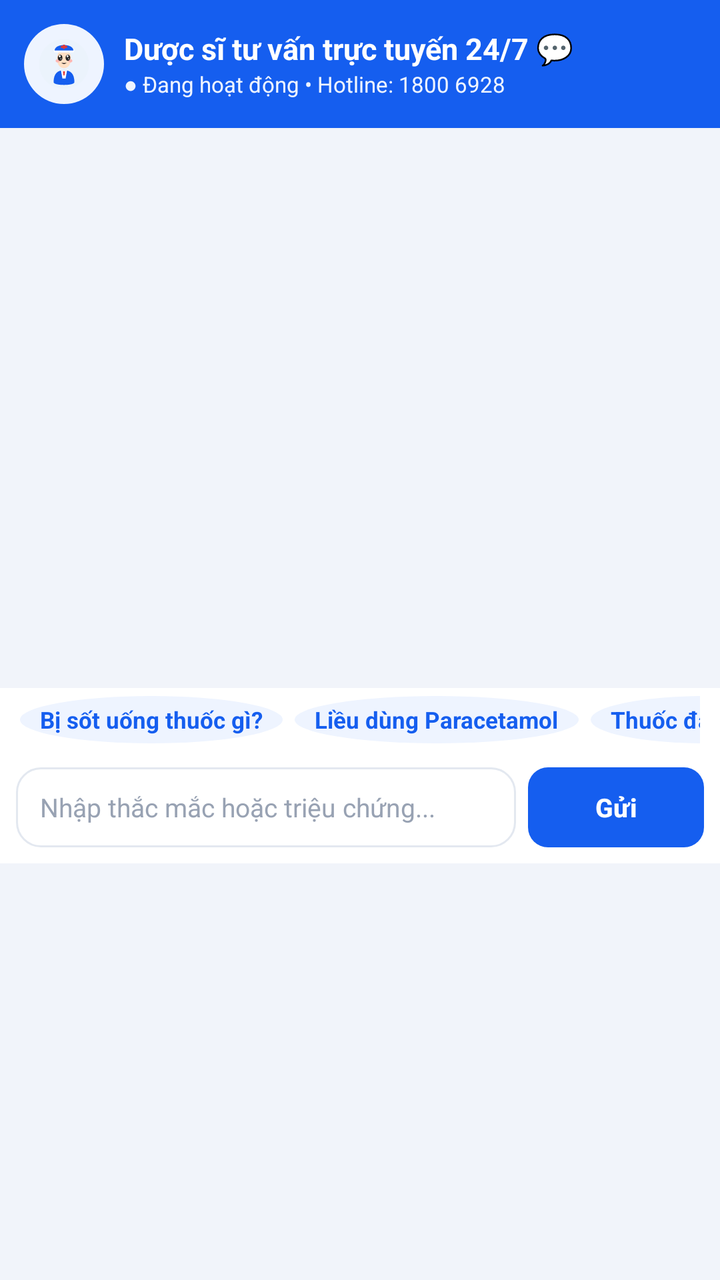
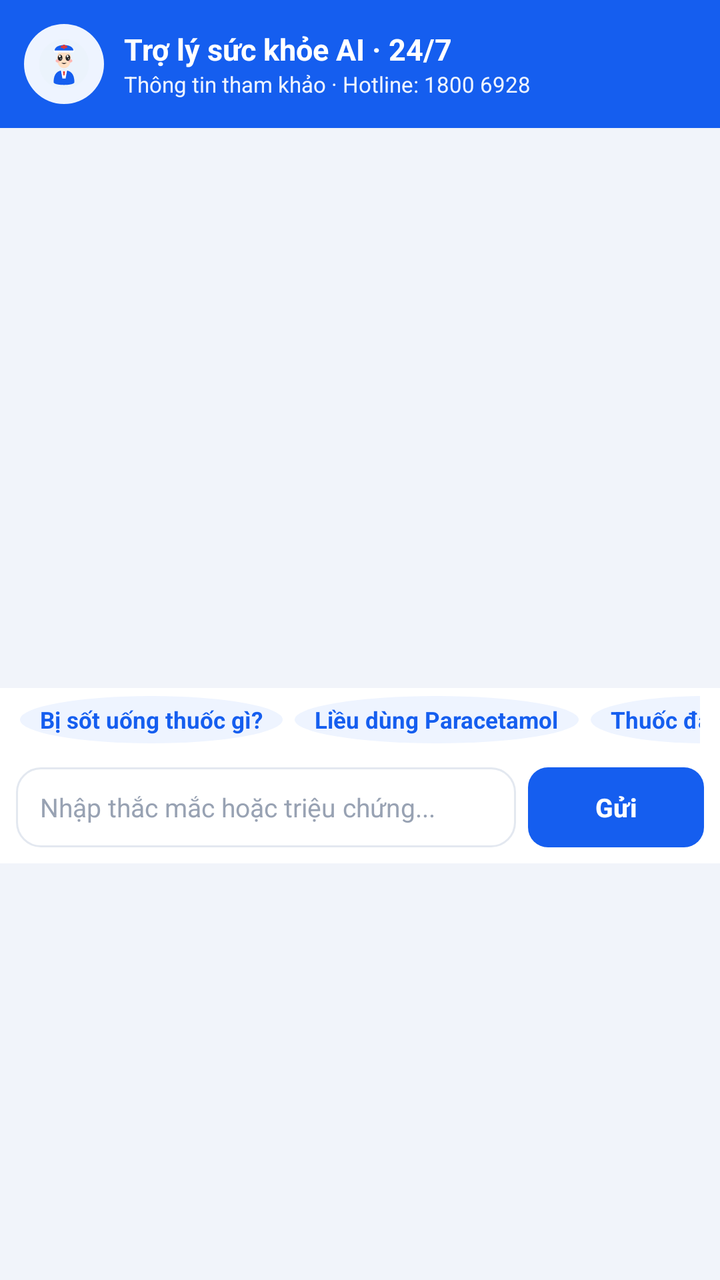

An Android layout rendered at two revisions. The XML below is the earlier revision; the diff shows what the commit changed to produce the second picture.
<!-- AndroidManifest.xml: application theme Theme.Appnhathuoc -->
<!-- res/layout/dialog_pharmacist_chat.xml -->
<?xml version="1.0" encoding="utf-8"?>
<LinearLayout xmlns:android="http://schemas.android.com/apk/res/android"
    xmlns:app="http://schemas.android.com/apk/res-auto"
    android:layout_width="match_parent"
    android:layout_height="wrap_content"
    android:background="@color/bg_light"
    android:orientation="vertical">

    
    <LinearLayout
        android:layout_width="match_parent"
        android:layout_height="wrap_content"
        android:background="@color/primary"
        android:gravity="center_vertical"
        android:orientation="horizontal"
        android:padding="12dp">

        <FrameLayout
            android:layout_width="40dp"
            android:layout_height="40dp"
            android:background="@drawable/bg_category_icon">

            <ImageView
                android:layout_width="26dp"
                android:layout_height="26dp"
                android:layout_gravity="center"
                android:contentDescription="Pharmacist Mascot"
                android:src="@drawable/ic_pharmacist_mascot" />
        </FrameLayout>

        <LinearLayout
            android:layout_width="0dp"
            android:layout_height="wrap_content"
            android:layout_marginStart="10dp"
            android:layout_weight="1"
            android:orientation="vertical">

            <TextView
                android:layout_width="wrap_content"
                android:layout_height="wrap_content"
                android:text="Dược sĩ tư vấn trực tuyến 24/7 💬"
                android:textColor="@color/white"
                android:textSize="15sp"
                android:textStyle="bold" />

            <TextView
                android:layout_width="wrap_content"
                android:layout_height="wrap_content"
                android:text="● Đang hoạt động • Hotline: 1800 6928"
                android:textColor="@color/primary_light"
                android:textSize="11sp" />
        </LinearLayout>
    </LinearLayout>

    
    <ScrollView
        android:id="@+id/scroll_chat_history"
        android:layout_width="match_parent"
        android:layout_height="280dp"
        android:fillViewport="true"
        android:padding="12dp">

        <LinearLayout
            android:id="@+id/layout_chat_messages"
            android:layout_width="match_parent"
            android:layout_height="wrap_content"
            android:orientation="vertical" />
    </ScrollView>

    
    <HorizontalScrollView
        android:layout_width="match_parent"
        android:layout_height="wrap_content"
        android:background="@color/white"
        android:paddingHorizontal="10dp"
        android:paddingVertical="4dp"
        android:scrollbars="none">

        <LinearLayout
            android:layout_width="wrap_content"
            android:layout_height="wrap_content"
            android:orientation="horizontal">

            <TextView
                android:id="@+id/chip_chat_sot"
                android:layout_width="wrap_content"
                android:layout_height="wrap_content"
                android:layout_marginEnd="6dp"
                android:background="@drawable/bg_category_icon"
                android:paddingHorizontal="10dp"
                android:paddingVertical="4dp"
                android:text="Bị sốt uống thuốc gì?"
                android:textColor="@color/primary"
                android:textSize="11.5sp"
                android:textStyle="bold" />

            <TextView
                android:id="@+id/chip_chat_paracetamol"
                android:layout_width="wrap_content"
                android:layout_height="wrap_content"
                android:layout_marginEnd="6dp"
                android:background="@drawable/bg_category_icon"
                android:paddingHorizontal="10dp"
                android:paddingVertical="4dp"
                android:text="Liều dùng Paracetamol"
                android:textColor="@color/primary"
                android:textSize="11.5sp"
                android:textStyle="bold" />

            <TextView
                android:id="@+id/chip_chat_daday"
                android:layout_width="wrap_content"
                android:layout_height="wrap_content"
                android:layout_marginEnd="6dp"
                android:background="@drawable/bg_category_icon"
                android:paddingHorizontal="10dp"
                android:paddingVertical="4dp"
                android:text="Thuốc đau dạ dày"
                android:textColor="@color/primary"
                android:textSize="11.5sp"
                android:textStyle="bold" />

            <TextView
                android:id="@+id/chip_chat_vitaminc"
                android:layout_width="wrap_content"
                android:layout_height="wrap_content"
                android:background="@drawable/bg_category_icon"
                android:paddingHorizontal="10dp"
                android:paddingVertical="4dp"
                android:text="Cách uống Vitamin C"
                android:textColor="@color/primary"
                android:textSize="11.5sp"
                android:textStyle="bold" />
        </LinearLayout>
    </HorizontalScrollView>

    
    <LinearLayout
        android:layout_width="match_parent"
        android:layout_height="wrap_content"
        android:background="@color/white"
        android:gravity="center_vertical"
        android:orientation="horizontal"
        android:padding="8dp">

        <EditText
            android:id="@+id/et_chat_input"
            android:layout_width="0dp"
            android:layout_height="40dp"
            android:layout_weight="1"
            android:background="@drawable/bg_search_box"
            android:hint="Nhập thắc mắc hoặc triệu chứng..."
            android:imeOptions="actionSend"
            android:inputType="text"
            android:paddingHorizontal="12dp"
            android:textColor="@color/text_primary"
            android:textColorHint="@color/text_muted"
            android:textSize="13sp" />

        <Button
            android:id="@+id/btn_send_chat"
            android:layout_width="wrap_content"
            android:layout_height="40dp"
            android:layout_marginStart="6dp"
            android:background="@drawable/bg_button_primary"
            android:paddingHorizontal="16dp"
            android:text="Gửi"
            android:textColor="@color/white"
            android:textSize="13sp"
            android:textStyle="bold" />
    </LinearLayout>

</LinearLayout>
<!-- resources referenced by this layout -->
<resources>
  <color name="bg_light">#F1F4FA</color>
  <color name="primary">#155EEF</color>
  <color name="primary_light">#EEF4FF</color>
  <color name="text_muted">#98A2B3</color>
  <color name="text_primary">#1D2939</color>
  <color name="white">#FFFFFFFF</color>
  <!-- drawable bg_button_primary (drawable) -->
  <?xml version="1.0" encoding="utf-8"?>
  <shape xmlns:android="http://schemas.android.com/apk/res/android"
      android:shape="rectangle">
      <solid android:color="@color/primary" />
      <corners android:radius="10dp" />
  </shape>
  <!-- drawable bg_category_icon (drawable) -->
  <?xml version="1.0" encoding="utf-8"?>
  <shape xmlns:android="http://schemas.android.com/apk/res/android"
      android:shape="oval">
      <solid android:color="@color/primary_light" />
  </shape>
  <!-- drawable bg_search_box (drawable) -->
  <?xml version="1.0" encoding="utf-8"?>
  <shape xmlns:android="http://schemas.android.com/apk/res/android"
      android:shape="rectangle">
      <solid android:color="#FFFFFF" />
      <corners android:radius="12dp" />
      <stroke
          android:width="1dp"
          android:color="@color/border_light" />
  </shape>
  <!-- drawable ic_pharmacist_mascot: vector/xml drawable (drawable, 2275 chars, omitted) -->
  <style name="Theme.Appnhathuoc" parent="Base.Theme.Appnhathuoc" />
  <color name="border_light">#E3E8F0</color>
  <style name="Base.Theme.Appnhathuoc" parent="Theme.Material3.DayNight.NoActionBar">
          
          <item name="colorPrimary">@color/primary</item>
          <item name="colorPrimaryVariant">@color/primary_dark</item>
          <item name="colorOnPrimary">@color/white</item>
          <item name="colorControlActivated">@color/primary</item>
          <item name="android:colorAccent">@color/primary</item>
          
          <item name="colorSecondary">@color/medigo_pink</item>
          <item name="colorOnSecondary">@color/white</item>
          
          <item name="android:statusBarColor">@color/primary_dark</item>
          <item name="android:navigationBarColor">@color/white</item>
          <item name="android:windowLightNavigationBar">true</item>
          <item name="android:windowLightStatusBar">false</item>
      </style>
  <color name="primary_dark">#1048B8</color>
  <color name="medigo_pink">#D50072</color>
</resources>

<!-- the commit's change to res/layout/dialog_pharmacist_chat.xml (unified diff, before → after) -->
@@ -1,4 +1,5 @@
 <?xml version="1.0" encoding="utf-8"?>
+
 <LinearLayout xmlns:android="http://schemas.android.com/apk/res/android"
     xmlns:app="http://schemas.android.com/apk/res-auto"
     android:layout_width="match_parent"
@@ -38,7 +39,7 @@
             <TextView
                 android:layout_width="wrap_content"
                 android:layout_height="wrap_content"
-                android:text="Dược sĩ tư vấn trực tuyến 24/7 💬"
+                android:text="Trợ lý sức khỏe AI · 24/7"
                 android:textColor="@color/white"
                 android:textSize="15sp"
                 android:textStyle="bold" />
@@ -46,7 +47,7 @@
             <TextView
                 android:layout_width="wrap_content"
                 android:layout_height="wrap_content"
-                android:text="● Đang hoạt động • Hotline: 1800 6928"
+                android:text="Thông tin tham khảo · Hotline: 1800 6928"
                 android:textColor="@color/primary_light"
                 android:textSize="11sp" />
         </LinearLayout>
